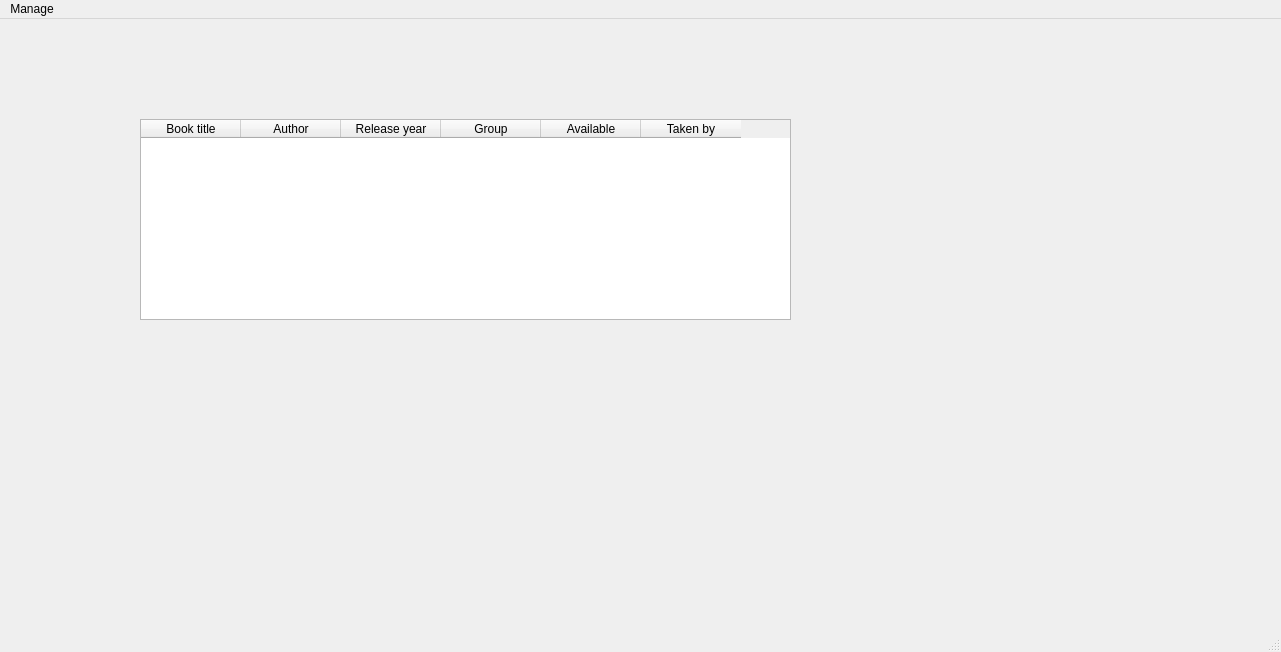
Before: the Qt Designer form mainwindow.ui in Alligraphic/BookShelf, drawn with Qt 5.
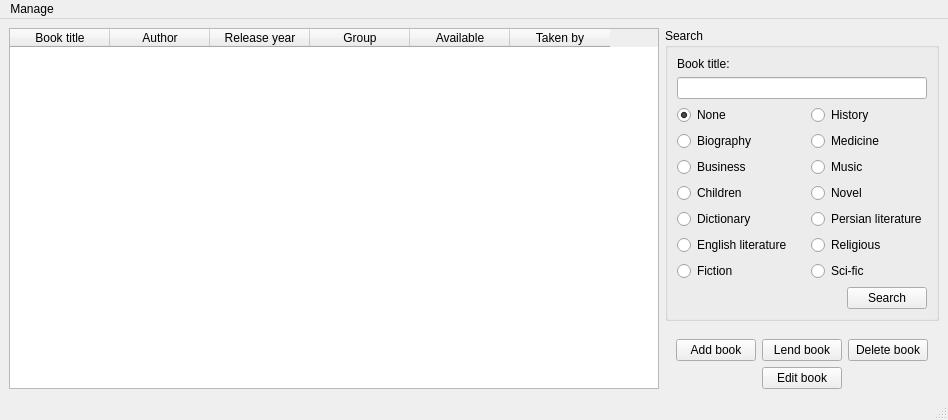
After: the same form once the commit is applied.

Commit message: added search functionality

Diff of the .ui file:
```diff
--- a/mainwindow.ui
+++ b/mainwindow.ui
@@ -6,10 +6,16 @@
    <rect>
     <x>0</x>
     <y>0</y>
-    <width>1281</width>
-    <height>652</height>
+    <width>948</width>
+    <height>420</height>
    </rect>
   </property>
+  <property name="minimumSize">
+   <size>
+    <width>650</width>
+    <height>0</height>
+   </size>
+  </property>
   <property name="windowTitle">
    <string>MainWindow</string>
   </property>
@@ -17,53 +23,333 @@
    <set>Qt::ImhNone</set>
   </property>
   <widget class="QWidget" name="centralwidget">
-   <widget class="QTableWidget" name="tableWidget">
-    <property name="geometry">
-     <rect>
-      <x>140</x>
-      <y>100</y>
-      <width>651</width>
-      <height>201</height>
-     </rect>
-    </property>
-    <column>
-     <property name="text">
-      <string>Book title</string>
-     </property>
-    </column>
-    <column>
-     <property name="text">
-      <string>Author</string>
-     </property>
-    </column>
-    <column>
-     <property name="text">
-      <string>Release year</string>
-     </property>
-    </column>
-    <column>
-     <property name="text">
-      <string>Group</string>
-     </property>
-    </column>
-    <column>
-     <property name="text">
-      <string>Available</string>
-     </property>
-    </column>
-    <column>
-     <property name="text">
-      <string>Taken by</string>
-     </property>
-    </column>
-   </widget>
+   <layout class="QHBoxLayout" name="horizontalLayout_3">
+    <item>
+     <widget class="QTableWidget" name="tableWidget">
+      <property name="minimumSize">
+       <size>
+        <width>650</width>
+        <height>0</height>
+       </size>
+      </property>
+      <column>
+       <property name="text">
+        <string>Book title</string>
+       </property>
+      </column>
+      <column>
+       <property name="text">
+        <string>Author</string>
+       </property>
+      </column>
+      <column>
+       <property name="text">
+        <string>Release year</string>
+       </property>
+      </column>
+      <column>
+       <property name="text">
+        <string>Group</string>
+       </property>
+      </column>
+      <column>
+       <property name="text">
+        <string>Available</string>
+       </property>
+      </column>
+      <column>
+       <property name="text">
+        <string>Taken by</string>
+       </property>
+      </column>
+     </widget>
+    </item>
+    <item>
+     <layout class="QVBoxLayout" name="verticalLayout_2">
+      <item>
+       <widget class="QGroupBox" name="grpSearch">
+        <property name="title">
+         <string>Search</string>
+        </property>
+        <layout class="QVBoxLayout" name="verticalLayout_4">
+         <item>
+          <widget class="QLabel" name="lblBookname">
+           <property name="text">
+            <string>Book title: </string>
+           </property>
+          </widget>
+         </item>
+         <item>
+          <widget class="QLineEdit" name="lneSrch">
+           <property name="inputMethodHints">
+            <set>Qt::ImhNone</set>
+           </property>
+          </widget>
+         </item>
+         <item>
+          <layout class="QHBoxLayout" name="horizontalLayout_4">
+           <item>
+            <layout class="QVBoxLayout" name="verticalLayout">
+             <item>
+              <widget class="QRadioButton" name="rdioNone">
+               <property name="text">
+                <string>None</string>
+               </property>
+               <property name="checked">
+                <bool>true</bool>
+               </property>
+              </widget>
+             </item>
+             <item>
+              <widget class="QRadioButton" name="rdioBio">
+               <property name="text">
+                <string>Biography</string>
+               </property>
+              </widget>
+             </item>
+             <item>
+              <widget class="QRadioButton" name="rdioBusiness">
+               <property name="text">
+                <string>Business</string>
+               </property>
+              </widget>
+             </item>
+             <item>
+              <widget class="QRadioButton" name="rdioChildren">
+               <property name="text">
+                <string>Children</string>
+               </property>
+              </widget>
+             </item>
+             <item>
+              <widget class="QRadioButton" name="rdioDic">
+               <property name="text">
+                <string>Dictionary</string>
+               </property>
+              </widget>
+             </item>
+             <item>
+              <widget class="QRadioButton" name="rdioEngLit">
+               <property name="text">
+                <string>English literature</string>
+               </property>
+              </widget>
+             </item>
+             <item>
+              <widget class="QRadioButton" name="rdioFiction">
+               <property name="text">
+                <string>Fiction</string>
+               </property>
+              </widget>
+             </item>
+            </layout>
+           </item>
+           <item>
+            <spacer name="horizontalSpacer_3">
+             <property name="orientation">
+              <enum>Qt::Horizontal</enum>
+             </property>
+             <property name="sizeHint" stdset="0">
+              <size>
+               <width>10</width>
+               <height>20</height>
+              </size>
+             </property>
+            </spacer>
+           </item>
+           <item>
+            <layout class="QVBoxLayout" name="verticalLayout_3">
+             <item>
+              <widget class="QRadioButton" name="rdioHistory">
+               <property name="text">
+                <string>History</string>
+               </property>
+              </widget>
+             </item>
+             <item>
+              <widget class="QRadioButton" name="rdioMed">
+               <property name="text">
+                <string>Medicine</string>
+               </property>
+              </widget>
+             </item>
+             <item>
+              <widget class="QRadioButton" name="rdioMusic">
+               <property name="text">
+                <string>Music</string>
+               </property>
+              </widget>
+             </item>
+             <item>
+              <widget class="QRadioButton" name="rdioNovel">
+               <property name="text">
+                <string>Novel</string>
+               </property>
+              </widget>
+             </item>
+             <item>
+              <widget class="QRadioButton" name="rdioPerLit">
+               <property name="text">
+                <string>Persian literature</string>
+               </property>
+              </widget>
+             </item>
+             <item>
+              <widget class="QRadioButton" name="rdioReligious">
+               <property name="text">
+                <string>Religious</string>
+               </property>
+              </widget>
+             </item>
+             <item>
+              <widget class="QRadioButton" name="rdioSciFic">
+               <property name="text">
+                <string>Sci-fic</string>
+               </property>
+              </widget>
+             </item>
+            </layout>
+           </item>
+          </layout>
+         </item>
+         <item>
+          <layout class="QHBoxLayout" name="horizontalLayout_5">
+           <item>
+            <spacer name="horizontalSpacer_4">
+             <property name="orientation">
+              <enum>Qt::Horizontal</enum>
+             </property>
+             <property name="sizeHint" stdset="0">
+              <size>
+               <width>40</width>
+               <height>20</height>
+              </size>
+             </property>
+            </spacer>
+           </item>
+           <item>
+            <widget class="QPushButton" name="btnSrch">
+             <property name="text">
+              <string>Search</string>
+             </property>
+            </widget>
+           </item>
+          </layout>
+         </item>
+        </layout>
+       </widget>
+      </item>
+      <item>
+       <spacer name="verticalSpacer_4">
+        <property name="orientation">
+         <enum>Qt::Vertical</enum>
+        </property>
+        <property name="sizeHint" stdset="0">
+         <size>
+          <width>20</width>
+          <height>40</height>
+         </size>
+        </property>
+       </spacer>
+      </item>
+      <item>
+       <layout class="QHBoxLayout" name="horizontalLayout">
+        <item>
+         <spacer name="horizontalSpacer">
+          <property name="orientation">
+           <enum>Qt::Horizontal</enum>
+          </property>
+          <property name="sizeHint" stdset="0">
+           <size>
+            <width>40</width>
+            <height>20</height>
+           </size>
+          </property>
+         </spacer>
+        </item>
+        <item>
+         <widget class="QPushButton" name="btnAddBook">
+          <property name="text">
+           <string>Add book</string>
+          </property>
+         </widget>
+        </item>
+        <item>
+         <widget class="QPushButton" name="btnLendBook">
+          <property name="text">
+           <string>Lend book</string>
+          </property>
+         </widget>
+        </item>
+        <item>
+         <widget class="QPushButton" name="btnDeleteBook">
+          <property name="text">
+           <string>Delete book</string>
+          </property>
+         </widget>
+        </item>
+        <item>
+         <spacer name="horizontalSpacer_2">
+          <property name="orientation">
+           <enum>Qt::Horizontal</enum>
+          </property>
+          <property name="sizeHint" stdset="0">
+           <size>
+            <width>40</width>
+            <height>20</height>
+           </size>
+          </property>
+         </spacer>
+        </item>
+       </layout>
+      </item>
+      <item>
+       <layout class="QHBoxLayout" name="horizontalLayout_2">
+        <item>
+         <spacer name="horizontalSpacer_5">
+          <property name="orientation">
+           <enum>Qt::Horizontal</enum>
+          </property>
+          <property name="sizeHint" stdset="0">
+           <size>
+            <width>40</width>
+            <height>20</height>
+           </size>
+          </property>
+         </spacer>
+        </item>
+        <item>
+         <widget class="QPushButton" name="btrEdit">
+          <property name="text">
+           <string>Edit book</string>
+          </property>
+         </widget>
+        </item>
+        <item>
+         <spacer name="horizontalSpacer_6">
+          <property name="orientation">
+           <enum>Qt::Horizontal</enum>
+          </property>
+          <property name="sizeHint" stdset="0">
+           <size>
+            <width>40</width>
+            <height>20</height>
+           </size>
+          </property>
+         </spacer>
+        </item>
+       </layout>
+      </item>
+     </layout>
+    </item>
+   </layout>
   </widget>
   <widget class="QMenuBar" name="menubar">
    <property name="geometry">
     <rect>
      <x>0</x>
      <y>0</y>
-     <width>1281</width>
+     <width>948</width>
      <height>20</height>
     </rect>
    </property>
```
The commit also changes 11 other files.
